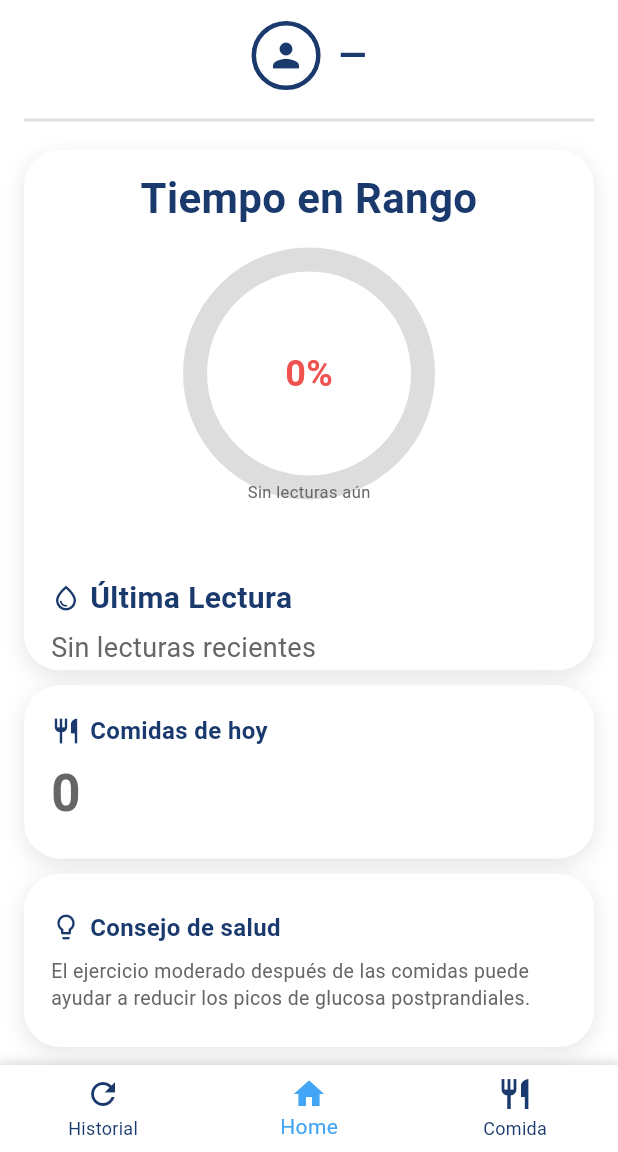
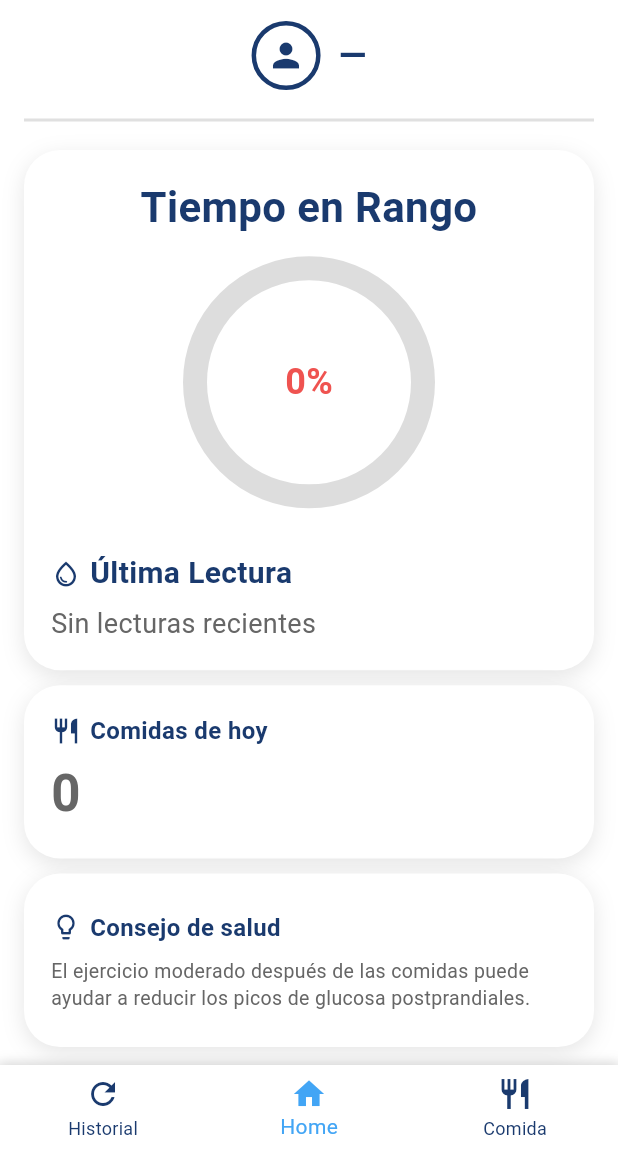
Before and after one commit to GuillermoBR24/DiAppBetes-Flutter, a Flutter app: the screen it shows once a user with an empty profile is signed in, on a phone screen of 412 x 824 dp, the part 84-1236 px from its top. Run offline on Flutter 3.47's test engine with Material 3 defaults, Android fonts, the phone set to English and light mode, and no system bars; our stand-ins replace cloud_firestore, firebase_auth, firebase_core, fl_chart, flutter_secure_storage, image_picker and 2 more; missing offline and left inert: mobile_scanner; accounts and stored records are empty.

Commit message:
arreglo quitar sin lecturas aun

```diff
--- a/diappbetes/lib/screens/home_screen.dart
+++ b/diappbetes/lib/screens/home_screen.dart
@@ -270,11 +270,7 @@ class _HomeScreenState extends State<HomeScreen> {
                   child: CircularProgressIndicator(color: Theme.of(context).colorScheme.primary)))
               : TirProgressRing(percentage: _tirPercentage),
           if (!_loadingTir && _tirPercentage == 0)
-            Padding(
-              padding: const EdgeInsets.only(top: 6),
-              child: Text('Sin lecturas aún',
-                  style: TextStyle(fontSize: 11, color: Theme.of(context).textTheme.bodySmall?.color)),
-            ),
+
           const SizedBox(height: 48),
           Column(
             mainAxisAlignment: MainAxisAlignment.center,
```
